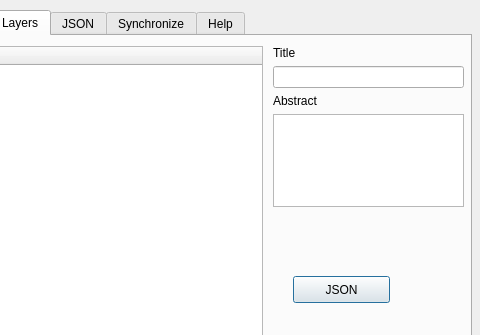
Above: ui_send2server.ui from 3liz/lizmap-plugin before the change; both pictures show x 109 to 589 and y 0 to 335 of the 589 by 427 pixel window. Below: the same form after it.
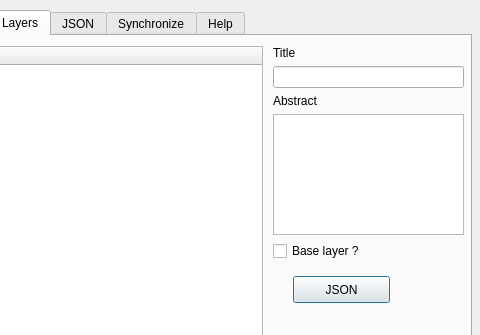
That is the form after the change.

Commit message: Addition of the 'baseLayer' property for each layer/group + export to JSON

Diff of the .ui file:
```diff
--- a/ui_send2server.ui
+++ b/ui_send2server.ui
@@ -203,7 +203,7 @@
        <x>370</x>
        <y>10</y>
        <width>191</width>
-       <height>161</height>
+       <height>215</height>
       </rect>
      </property>
      <layout class="QVBoxLayout" name="verticalLayout">
@@ -227,6 +227,13 @@
       <item>
        <widget class="QTextEdit" name="teLayerAbstract"/>
       </item>
+      <item>
+       <widget class="QCheckBox" name="cbLayerIsBaseLayer">
+        <property name="text">
+         <string>Base layer ?</string>
+        </property>
+       </widget>
+      </item>
      </layout>
     </widget>
     <widget class="QPushButton" name="btJson">
```
The commit also changes 5 other files.
